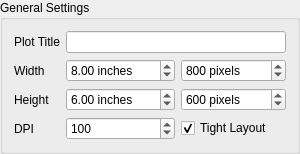
Before: the Qt Designer form mtpy/gui/SmartMT/ui_asset/groupbox_common.ui in MTgeophysics/mtpy, drawn with Qt 5.
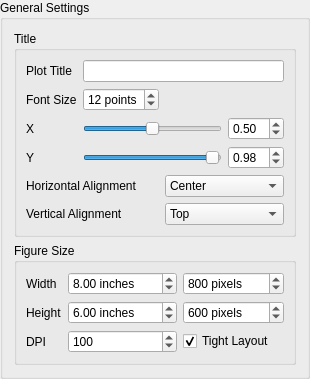
After: the same form once the commit is applied.

Commit message: implemented size and location control of the plot title

```diff
--- a/mtpy/gui/SmartMT/ui_asset/groupbox_common.ui
+++ b/mtpy/gui/SmartMT/ui_asset/groupbox_common.ui
@@ -7,7 +7,7 @@
     <x>0</x>
     <y>0</y>
     <width>300</width>
-    <height>131</height>
+    <height>327</height>
    </rect>
   </property>
   <property name="sizePolicy">
@@ -23,88 +23,33 @@
    <string>General Settings</string>
   </property>
   <layout class="QGridLayout" name="gridLayout">
-   <item row="0" column="1" colspan="2">
-    <widget class="QLineEdit" name="lineEdit_title">
-     <property name="toolTip">
-      <string>&lt;html&gt;&lt;head/&gt;&lt;body&gt;&lt;p&gt;The title of the plot, leave blank to
-                            remove title.&lt;/p&gt;&lt;p&gt;&lt;span style=&quot; font-weight:600;&quot;&gt;Note:&lt;/span&gt;
-                            The size and location of the title may depends on the selected plot type.&lt;/p&gt;&lt;/body&gt;&lt;/html&gt;
-                        </string>
-     </property>
-    </widget>
-   </item>
-   <item row="0" column="0">
-    <widget class="QLabel" name="label">
+   <item row="2" column="0" colspan="3">
+    <widget class="QGroupBox" name="groupBox_figure_size">
      <property name="sizePolicy">
-      <sizepolicy hsizetype="Fixed" vsizetype="Preferred">
+      <sizepolicy hsizetype="Preferred" vsizetype="Fixed">
        <horstretch>0</horstretch>
        <verstretch>0</verstretch>
       </sizepolicy>
      </property>
-     <property name="toolTip">
-      <string>&lt;html&gt;&lt;head/&gt;&lt;body&gt;&lt;p&gt;The title of the plot, leave blank to
-                            remove title.&lt;/p&gt;&lt;p&gt;&lt;span style=&quot; font-weight:600;&quot;&gt;Note:&lt;/span&gt;
-                            The size and location of the title may depends on the selected plot type.&lt;/p&gt;&lt;/body&gt;&lt;/html&gt;
-                        </string>
+     <property name="title">
+      <string>Figure Size</string>
      </property>
-     <property name="text">
-      <string>Plot Title</string>
-     </property>
-    </widget>
-   </item>
-   <item row="1" column="0">
-    <widget class="QLabel" name="label_2">
-     <property name="sizePolicy">
-      <sizepolicy hsizetype="Fixed" vsizetype="Preferred">
-       <horstretch>0</horstretch>
-       <verstretch>0</verstretch>
-      </sizepolicy>
-     </property>
-     <property name="text">
-      <string>Width</string>
-     </property>
-    </widget>
-   </item>
-   <item row="1" column="2">
-    <widget class="QSpinBox" name="spinBox_width_pixels">
-     <property name="suffix">
-      <string> pixels</string>
-     </property>
-     <property name="minimum">
-      <number>1</number>
-     </property>
-     <property name="maximum">
-      <number>1000000</number>
-     </property>
-     <property name="value">
-      <number>800</number>
-     </property>
-    </widget>
-   </item>
-   <item row="1" column="1">
-    <widget class="QDoubleSpinBox" name="doubleSpinBox_width_inches">
-     <property name="suffix">
-      <string> inches</string>
-     </property>
-     <property name="minimum">
-      <double>1.000000000000000</double>
-     </property>
-     <property name="maximum">
-      <double>1000.000000000000000</double>
-     </property>
-     <property name="value">
-      <double>8.000000000000000</double>
-     </property>
-    </widget>
-   </item>
+     <layout class="QGridLayout" name="gridLayout_3">
    <item row="2" column="0">
+       <widget class="QLabel" name="label_4">
+        <property name="text">
+         <string>DPI</string>
+        </property>
+       </widget>
+      </item>
+      <item row="1" column="0">
     <widget class="QLabel" name="label_3">
      <property name="text">
       <string>Height</string>
      </property>
     </widget>
    </item>
-   <item row="2" column="1">
+      <item row="1" column="1">
     <widget class="QDoubleSpinBox" name="doubleSpinBox_height_inches">
      <property name="suffix">
       <string> inches</string>
@@ -120,7 +65,7 @@
      </property>
     </widget>
    </item>
-   <item row="2" column="2">
+      <item row="1" column="2">
     <widget class="QSpinBox" name="spinBox_height_pixels">
      <property name="suffix">
       <string> pixels</string>
@@ -136,14 +81,23 @@
      </property>
     </widget>
    </item>
-   <item row="3" column="0">
-    <widget class="QLabel" name="label_4">
-     <property name="text">
-      <string>DPI</string>
+      <item row="0" column="1">
+       <widget class="QDoubleSpinBox" name="doubleSpinBox_width_inches">
+        <property name="suffix">
+         <string> inches</string>
+        </property>
+        <property name="minimum">
+         <double>1.000000000000000</double>
+        </property>
+        <property name="maximum">
+         <double>1000.000000000000000</double>
+        </property>
+        <property name="value">
+         <double>8.000000000000000</double>
      </property>
     </widget>
    </item>
-   <item row="3" column="1">
+      <item row="2" column="1">
     <widget class="QSpinBox" name="spinBox_dpi">
      <property name="minimum">
       <number>1</number>
@@ -156,7 +110,23 @@
      </property>
     </widget>
    </item>
-   <item row="3" column="2">
+      <item row="0" column="2">
+       <widget class="QSpinBox" name="spinBox_width_pixels">
+        <property name="suffix">
+         <string> pixels</string>
+        </property>
+        <property name="minimum">
+         <number>1</number>
+        </property>
+        <property name="maximum">
+         <number>1000000</number>
+        </property>
+        <property name="value">
+         <number>800</number>
+        </property>
+       </widget>
+      </item>
+      <item row="2" column="2">
     <widget class="QCheckBox" name="checkBox_tight_layout">
      <property name="text">
       <string>Tight Layout</string>
@@ -166,8 +136,242 @@
      </property>
     </widget>
    </item>
-  </layout>
- </widget>
+      <item row="0" column="0">
+       <widget class="QLabel" name="label_2">
+        <property name="sizePolicy">
+         <sizepolicy hsizetype="Fixed" vsizetype="Preferred">
+          <horstretch>0</horstretch>
+          <verstretch>0</verstretch>
+         </sizepolicy>
+        </property>
+        <property name="text">
+         <string>Width</string>
+        </property>
+       </widget>
+      </item>
+     </layout>
+    </widget>
+   </item>
+   <item row="1" column="0" colspan="3">
+    <widget class="QGroupBox" name="groupBox_title">
+     <property name="sizePolicy">
+      <sizepolicy hsizetype="Preferred" vsizetype="Fixed">
+       <horstretch>0</horstretch>
+       <verstretch>0</verstretch>
+      </sizepolicy>
+     </property>
+     <property name="title">
+      <string>Title</string>
+     </property>
+     <layout class="QGridLayout" name="gridLayout_2">
+      <item row="4" column="1" colspan="2">
+       <widget class="QSlider" name="horizontalSlider_y">
+        <property name="maximum">
+         <number>100</number>
+        </property>
+        <property name="value">
+         <number>98</number>
+        </property>
+        <property name="orientation">
+         <enum>Qt::Horizontal</enum>
+        </property>
+       </widget>
+      </item>
+      <item row="0" column="1" colspan="3">
+       <widget class="QLineEdit" name="lineEdit_title">
+        <property name="toolTip">
+         <string>&lt;html&gt;&lt;head/&gt;&lt;body&gt;&lt;p&gt;The title of the plot, leave blank to
+                            remove title.&lt;/p&gt;&lt;p&gt;&lt;span style=&quot; font-weight:600;&quot;&gt;Note:&lt;/span&gt;
+                            The size and location of the title may depends on the selected plot type.&lt;/p&gt;&lt;/body&gt;&lt;/html&gt;
+                        </string>
+        </property>
+       </widget>
+      </item>
+      <item row="3" column="3">
+       <widget class="QDoubleSpinBox" name="doubleSpinBox_x">
+        <property name="maximum">
+         <double>1.000000000000000</double>
+        </property>
+        <property name="singleStep">
+         <double>0.100000000000000</double>
+        </property>
+        <property name="value">
+         <double>0.500000000000000</double>
+        </property>
+       </widget>
+      </item>
+      <item row="3" column="0">
+       <widget class="QLabel" name="label_5">
+        <property name="sizePolicy">
+         <sizepolicy hsizetype="Fixed" vsizetype="Preferred">
+          <horstretch>0</horstretch>
+          <verstretch>0</verstretch>
+         </sizepolicy>
+        </property>
+        <property name="text">
+         <string>X</string>
+        </property>
+       </widget>
+      </item>
+      <item row="4" column="3">
+       <widget class="QDoubleSpinBox" name="doubleSpinBox_y">
+        <property name="maximum">
+         <double>1.000000000000000</double>
+        </property>
+        <property name="singleStep">
+         <double>0.100000000000000</double>
+        </property>
+        <property name="value">
+         <double>0.980000000000000</double>
+        </property>
+       </widget>
+      </item>
+      <item row="0" column="0">
+       <widget class="QLabel" name="label">
+        <property name="sizePolicy">
+         <sizepolicy hsizetype="Fixed" vsizetype="Preferred">
+          <horstretch>0</horstretch>
+          <verstretch>0</verstretch>
+         </sizepolicy>
+        </property>
+        <property name="toolTip">
+         <string>&lt;html&gt;&lt;head/&gt;&lt;body&gt;&lt;p&gt;The title of the plot, leave blank to
+                            remove title.&lt;/p&gt;&lt;p&gt;&lt;span style=&quot; font-weight:600;&quot;&gt;Note:&lt;/span&gt;
+                            The size and location of the title may depends on the selected plot type.&lt;/p&gt;&lt;/body&gt;&lt;/html&gt;
+                        </string>
+        </property>
+        <property name="text">
+         <string>Plot Title</string>
+        </property>
+       </widget>
+      </item>
+      <item row="4" column="0">
+       <widget class="QLabel" name="label_6">
+        <property name="text">
+         <string>Y</string>
+        </property>
+       </widget>
+      </item>
+      <item row="3" column="1" colspan="2">
+       <widget class="QSlider" name="horizontalSlider_x">
+        <property name="maximum">
+         <number>100</number>
+        </property>
+        <property name="value">
+         <number>50</number>
+        </property>
+        <property name="orientation">
+         <enum>Qt::Horizontal</enum>
+        </property>
+       </widget>
+      </item>
+      <item row="1" column="0">
+       <widget class="QLabel" name="label_9">
+        <property name="sizePolicy">
+         <sizepolicy hsizetype="Fixed" vsizetype="Preferred">
+          <horstretch>0</horstretch>
+          <verstretch>0</verstretch>
+         </sizepolicy>
+        </property>
+        <property name="text">
+         <string>Font Size</string>
+        </property>
+       </widget>
+      </item>
+      <item row="6" column="0" colspan="2">
+       <widget class="QLabel" name="label_8">
+        <property name="text">
+         <string>Vertical Alignment</string>
+        </property>
+       </widget>
+      </item>
+      <item row="5" column="2" colspan="2">
+       <widget class="QComboBox" name="comboBox_horizontal_alignment">
+        <property name="currentIndex">
+         <number>1</number>
+        </property>
+        <item>
+         <property name="text">
+          <string>Left</string>
+         </property>
+        </item>
+        <item>
+         <property name="text">
+          <string>Center</string>
+         </property>
+        </item>
+        <item>
+         <property name="text">
+          <string>Right</string>
+         </property>
+        </item>
+       </widget>
+      </item>
+      <item row="5" column="0" colspan="2">
+       <widget class="QLabel" name="label_7">
+        <property name="text">
+         <string>Horizontal Alignment</string>
+        </property>
+       </widget>
+      </item>
+      <item row="6" column="2" colspan="2">
+       <widget class="QComboBox" name="comboBox_vertical_alignment">
+        <item>
+         <property name="text">
+          <string>Top</string>
+         </property>
+        </item>
+        <item>
+         <property name="text">
+          <string>Center</string>
+         </property>
+        </item>
+        <item>
+         <property name="text">
+          <string>Bottom</string>
+         </property>
+        </item>
+        <item>
+         <property name="text">
+          <string>Baseline</string>
+         </property>
+        </item>
+       </widget>
+      </item>
+      <item row="1" column="1">
+       <widget class="QSpinBox" name="spinBox_fontsize">
+        <property name="suffix">
+         <string> points</string>
+        </property>
+        <property name="minimum">
+         <number>4</number>
+        </property>
+        <property name="value">
+         <number>12</number>
+        </property>
+       </widget>
+      </item>
+     </layout>
+    </widget>
+   </item>
+  </layout>
+ </widget>
+ <tabstops>
+  <tabstop>lineEdit_title</tabstop>
+  <tabstop>spinBox_fontsize</tabstop>
+  <tabstop>horizontalSlider_x</tabstop>
+  <tabstop>doubleSpinBox_x</tabstop>
+  <tabstop>horizontalSlider_y</tabstop>
+  <tabstop>doubleSpinBox_y</tabstop>
+  <tabstop>comboBox_horizontal_alignment</tabstop>
+  <tabstop>comboBox_vertical_alignment</tabstop>
+  <tabstop>doubleSpinBox_width_inches</tabstop>
+  <tabstop>spinBox_width_pixels</tabstop>
+  <tabstop>doubleSpinBox_height_inches</tabstop>
+  <tabstop>spinBox_height_pixels</tabstop>
+  <tabstop>spinBox_dpi</tabstop>
+  <tabstop>checkBox_tight_layout</tabstop>
+ </tabstops>
  <resources/>
  <connections/>
 </ui>
```
Lines whose indentation alone changed are shown as unchanged. The commit also changes 3 other files.
